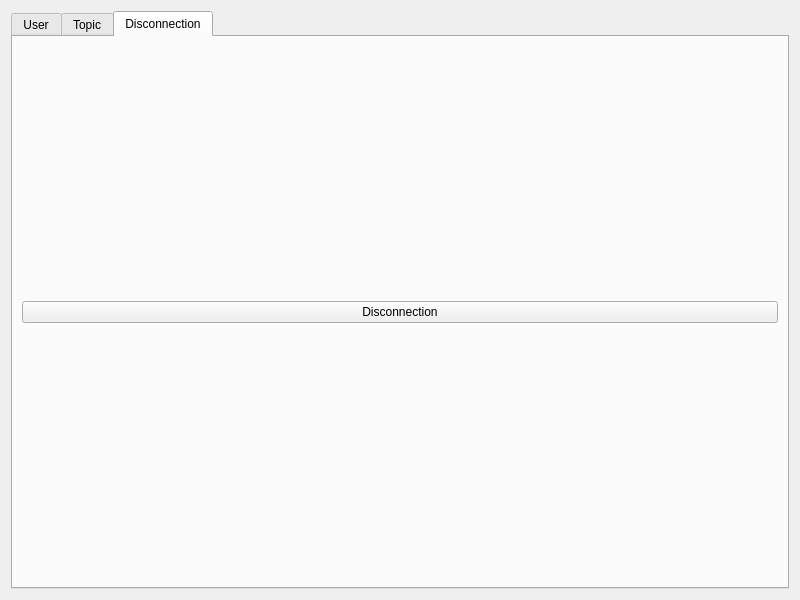
First picture: the form in mainmenu.ui, repository G4bleb/salt-n-pepper, before the edit.
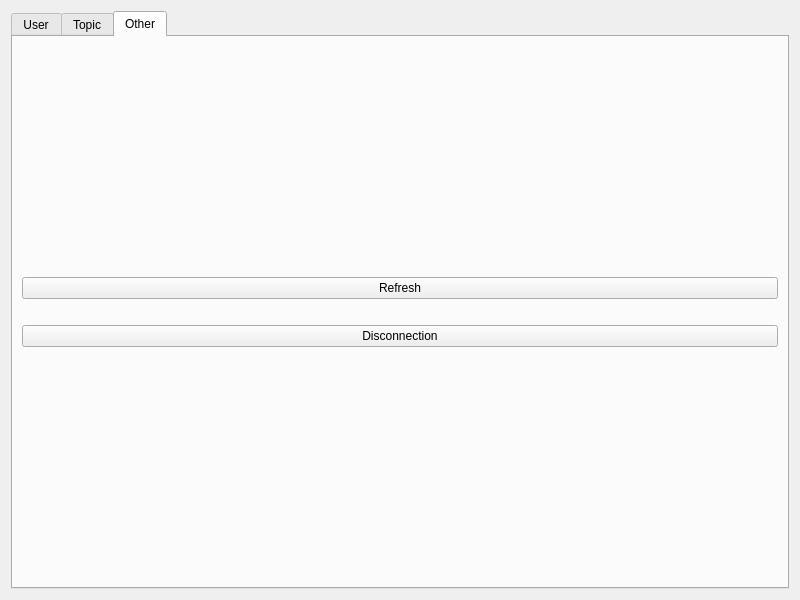
Second picture: the form after the edit. The open tabs and pages were chosen to show the change.

```diff
--- a/mainmenu.ui
+++ b/mainmenu.ui
@@ -251,9 +251,42 @@
      </widget>
      <widget class="QWidget" name="tab">
       <attribute name="title">
-       <string>Disconnection</string>
+       <string>Other</string>
       </attribute>
       <layout class="QVBoxLayout" name="verticalLayout_2">
+       <item>
+        <spacer name="verticalSpacer">
+         <property name="orientation">
+          <enum>Qt::Vertical</enum>
+         </property>
+         <property name="sizeHint" stdset="0">
+          <size>
+           <width>20</width>
+           <height>40</height>
+          </size>
+         </property>
+        </spacer>
+       </item>
+       <item>
+        <widget class="QPushButton" name="pushButton_refresh">
+         <property name="text">
+          <string>Refresh</string>
+         </property>
+        </widget>
+       </item>
+       <item>
+        <spacer name="horizontalSpacer">
+         <property name="orientation">
+          <enum>Qt::Horizontal</enum>
+         </property>
+         <property name="sizeHint" stdset="0">
+          <size>
+           <width>40</width>
+           <height>20</height>
+          </size>
+         </property>
+        </spacer>
+       </item>
        <item>
         <widget class="QPushButton" name="pushButton_disconnect">
          <property name="text">
@@ -261,6 +294,19 @@
          </property>
         </widget>
        </item>
+       <item>
+        <spacer name="verticalSpacer_2">
+         <property name="orientation">
+          <enum>Qt::Vertical</enum>
+         </property>
+         <property name="sizeHint" stdset="0">
+          <size>
+           <width>20</width>
+           <height>40</height>
+          </size>
+         </property>
+        </spacer>
+       </item>
       </layout>
      </widget>
     </widget>
```
Left out of the diff: 2 changed lines with no effect on the pictures.
